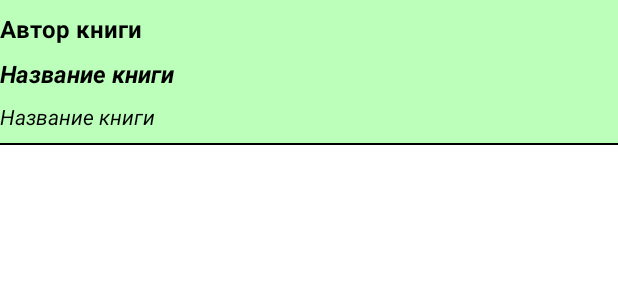
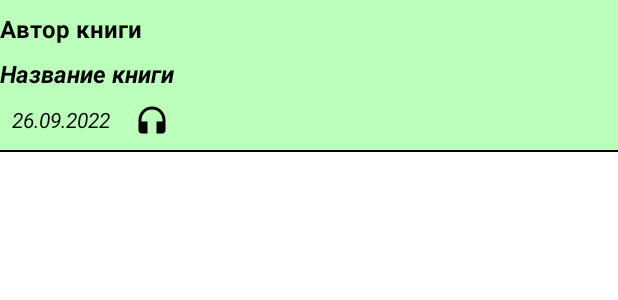
Before and after one commit to tabatsky/MyBooks, an Android app: the layout item_book_list.xml on its own in the app's theme, with its tools: preview values and no code run, on a phone screen of 412 x 824 dp. Shown: the top 300 px of the screen. Run offline under Robolectric (Android 15) with nearby library versions, the phone set to English and light mode, and no system bars.

Commit message:
audio books support implemented

```diff
--- a/app/build.gradle
+++ b/app/build.gradle
@@ -17,6 +17,12 @@ android {
         versionName "1.0"
 
         testInstrumentationRunner "androidx.test.runner.AndroidJUnitRunner"
+
+        javaCompileOptions {
+            annotationProcessorOptions {
+                arguments += ["room.schemaLocation": "$projectDir/schemas".toString()]
+            }
+        }
     }
 
     buildTypes {
--- a/app/src/main/java/jatx/mybooks/data/db/AppDatabase.kt
+++ b/app/src/main/java/jatx/mybooks/data/db/AppDatabase.kt
@@ -13,7 +13,10 @@ import jatx.mybooks.data.db.entity.BookEntity
     entities = [
         BookEntity::class
     ],
-    version = 1
+    version = 2,
+    autoMigrations = [
+        AutoMigration(from = 1, to = 2)
+    ]
 )
 abstract class AppDatabase : RoomDatabase() {
     abstract fun wordDao(): BookDao
--- a/app/src/main/java/jatx/mybooks/domain/models/Book.kt
+++ b/app/src/main/java/jatx/mybooks/domain/models/Book.kt
@@ -9,7 +9,8 @@ data class Book(
     var author: String = "",
     var title: String = "",
     var type: BookType = BookType.PROGRAMMING,
-    var date: Date = lastDate
+    var date: Date = lastDate,
+    var isAudioBook: Boolean = false
 ) {
     val dateAsString: String
         get(){
@@ -20,7 +21,7 @@ data class Book(
     val backupString: String
         get() {
             val typeIndex = BookType.indexOfBookType(type)
-            return "$id|$author|$title|$dateAsString|$typeIndex"
+            return "$id|$author|$title|$dateAsString|$typeIndex|$isAudioBook"
         }
 
     companion object {
--- a/app/src/main/java/jatx/mybooks/ui/addbook/AddBookFragment.kt
+++ b/app/src/main/java/jatx/mybooks/ui/addbook/AddBookFragment.kt
@@ -62,6 +62,8 @@ class AddBookFragment : Fragment() {
             viewModel.book.type = BookType.bookTypeByIndex(it)
         }
 
+        binding.isAudioBook.isChecked = viewModel.book.isAudioBook
+
         binding.dateButton.text = viewModel.book.dateAsString
         binding.dateButton.setOnClickListener {
             val book = viewModel.book
@@ -86,6 +88,8 @@ class AddBookFragment : Fragment() {
                 return@setOnClickListener
             }
 
+            book.isAudioBook = binding.isAudioBook.isChecked
+
             viewModel.save {
                 afterSaving()
             }
--- a/app/src/main/java/jatx/mybooks/ui/booklist/BookListAdapter.kt
+++ b/app/src/main/java/jatx/mybooks/ui/booklist/BookListAdapter.kt
@@ -1,6 +1,7 @@
 package jatx.mybooks.ui.booklist
 
 import android.view.LayoutInflater
+import android.view.View
 import android.view.ViewGroup
 import androidx.recyclerview.widget.DiffUtil
 import androidx.recyclerview.widget.ListAdapter
@@ -40,6 +41,10 @@ class BookHolder(
             author.text = book.author
             title.text = book.title
             date.text = book.dateAsString
+            isAudioBook.visibility = if (book.isAudioBook)
+                View.VISIBLE
+            else
+                View.INVISIBLE
         }
 
     }
@@ -55,6 +60,7 @@ class BookDiffUtil(): DiffUtil.ItemCallback<Book>() {
             .and(oldItem.title == newItem.title)
             .and(oldItem.type == newItem.type)
             .and(oldItem.date == newItem.date)
+            .and(oldItem.isAudioBook == newItem.isAudioBook)
     }
 
 }
--- /dev/null
+++ b/app/src/main/res/drawable/ic_baseline_headphones_24.xml
@@ -0,0 +1,5 @@
+<vector android:height="24dp" android:tint="#000000"
+    android:viewportHeight="24" android:viewportWidth="24"
+    android:width="24dp" xmlns:android="http://schemas.android.com/apk/res/android">
+    <path android:fillColor="@android:color/white" android:pathData="M12,3c-4.97,0 -9,4.03 -9,9v7c0,1.1 0.9,2 2,2h4v-8H5v-1c0,-3.87 3.13,-7 7,-7s7,3.13 7,7v1h-4v8h4c1.1,0 2,-0.9 2,-2v-7C21,7.03 16.97,3 12,3z"/>
+</vector>
--- a/app/src/main/res/layout/fragment_add_book.xml
+++ b/app/src/main/res/layout/fragment_add_book.xml
@@ -21,6 +21,12 @@
         android:id="@+id/book_type_spinner"
         android:layout_width="match_parent"
         android:layout_height="wrap_content" />
+
+    <CheckBox
+        android:id="@+id/is_audio_book"
+        android:layout_width="wrap_content"
+        android:layout_height="wrap_content"
+        android:text="@string/audio_book" />
 
     <Button
         android:id="@+id/date_button"
--- a/app/src/main/res/layout/item_book_list.xml
+++ b/app/src/main/res/layout/item_book_list.xml
@@ -20,22 +20,34 @@
         android:id="@+id/title"
         android:layout_width="match_parent"
         android:layout_height="wrap_content"
-        android:layout_marginBottom="8dp"
         android:textColor="@color/black"
         android:textStyle="italic|bold"
         android:textSize="16sp"
         tools:text="Название книги" />
 
-    <TextView
-        android:id="@+id/date"
+    <LinearLayout
         android:layout_width="match_parent"
         android:layout_height="wrap_content"
-        android:layout_marginBottom="8dp"
-        android:textColor="@color/black"
-        android:textStyle="italic"
-        android:textSize="14sp"
-        tools:text="Название книги" />
+        android:orientation="horizontal"
+        android:gravity="center_vertical">
+        <TextView
+            android:id="@+id/date"
+            android:layout_width="wrap_content"
+            android:layout_height="wrap_content"
+            android:layout_margin="8dp"
+            android:textColor="@color/black"
+            android:textStyle="italic"
+            android:textSize="14sp"
+            tools:text="26.09.2022" />
 
+        <ImageView
+            android:id="@+id/is_audio_book"
+            android:layout_width="24dp"
+            android:layout_height="24dp"
+            android:layout_margin="8dp"
+            android:src="@drawable/ic_baseline_headphones_24"
+            />
+    </LinearLayout>
     <View
         android:layout_width="match_parent"
         android:layout_height="1dp"
--- a/app/src/main/res/values/strings.xml
+++ b/app/src/main/res/values/strings.xml
@@ -8,4 +8,5 @@
     <string name="toast_empty_title">Не заполнено поле \"Название\"</string>
     <string name="toast_save_data_success">Данные успешно выгружены</string>
     <string name="toast_some_error">Возникла ошибка</string>
+    <string name="audio_book">Аудиокнига</string>
 </resources>
```
Also changed, not shown: app/src/main/java/jatx/mybooks/data/db/entity/BookEntity.kt (+7 -3 lines), 2 other files.
